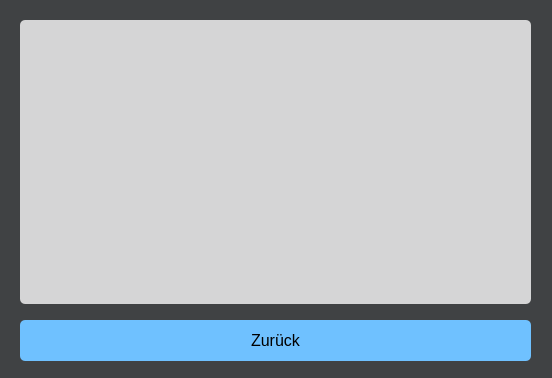
First picture: the form in performanceanalysis.ui, repository skullbox305/Minesweeper-Solver, before the edit.
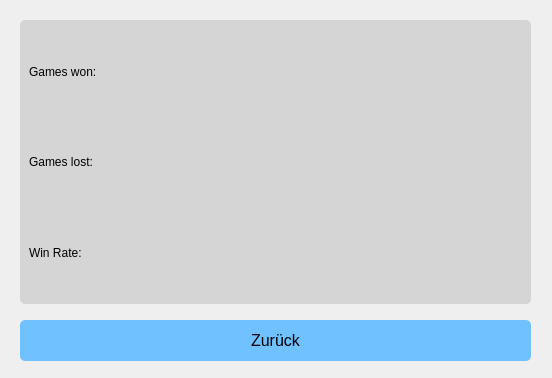
Second picture: the form after the edit. The open tabs and pages were chosen to show the change. Icons and pictures are not drawn.

What changed in the file:
```diff
--- a/performanceanalysis.ui
+++ b/performanceanalysis.ui
@@ -28,7 +28,23 @@
   </property>
   <property name="styleSheet">
    <string notr="true">background-color: rgb(64, 66, 68);
-</string>
+
+QGroupBox {
+ background-color: rgb(213, 213, 214);
+ color: rgb(0,0,0);
+ border-radius: 5px;
+
+}
+
+QSpinBox{
+background-color: rgb(255, 255, 255);
+color: rgb(0,0,0);
+}
+
+QLabel{
+background-color: rgb(213, 213, 214);
+color: rgb(0,0,0);
+}</string>
   </property>
   <widget class="QStackedWidget" name="stackedWidget">
    <property name="geometry">
@@ -453,7 +469,54 @@
      <property name="title">
       <string/>
      </property>
-     <layout class="QGridLayout" name="gridLayout_3"/>
+     <layout class="QGridLayout" name="gridLayout_3">
+      <item row="0" column="0">
+       <layout class="QGridLayout" name="gridLayout">
+        <item row="2" column="1">
+         <widget class="QLabel" name="label_winRate">
+          <property name="text">
+           <string/>
+          </property>
+         </widget>
+        </item>
+        <item row="2" column="0">
+         <widget class="QLabel" name="label_11">
+          <property name="text">
+           <string>Win Rate:</string>
+          </property>
+         </widget>
+        </item>
+        <item row="0" column="0">
+         <widget class="QLabel" name="label_9">
+          <property name="text">
+           <string>Games won:</string>
+          </property>
+         </widget>
+        </item>
+        <item row="0" column="1">
+         <widget class="QLabel" name="label_gamesWon">
+          <property name="text">
+           <string/>
+          </property>
+         </widget>
+        </item>
+        <item row="1" column="0">
+         <widget class="QLabel" name="label_7">
+          <property name="text">
+           <string>Games lost:</string>
+          </property>
+         </widget>
+        </item>
+        <item row="1" column="1">
+         <widget class="QLabel" name="label_gamesLost">
+          <property name="text">
+           <string/>
+          </property>
+         </widget>
+        </item>
+       </layout>
+      </item>
+     </layout>
     </widget>
     <widget class="QToolButton" name="button_Back">
      <property name="geometry">
```
Left out of the diff: 16 changed lines with no effect on the pictures.
